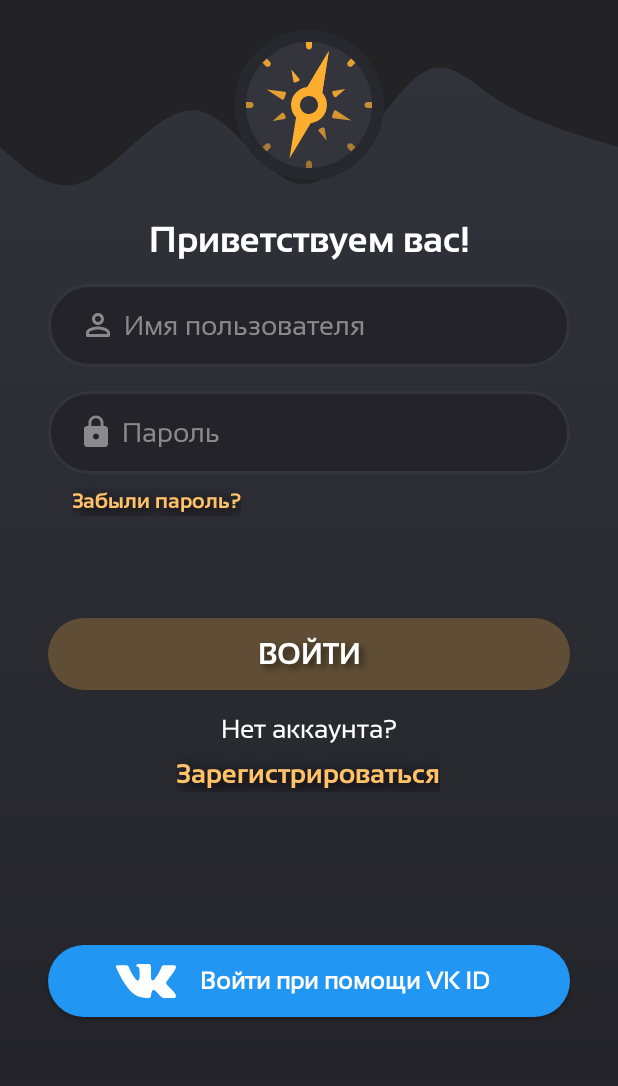
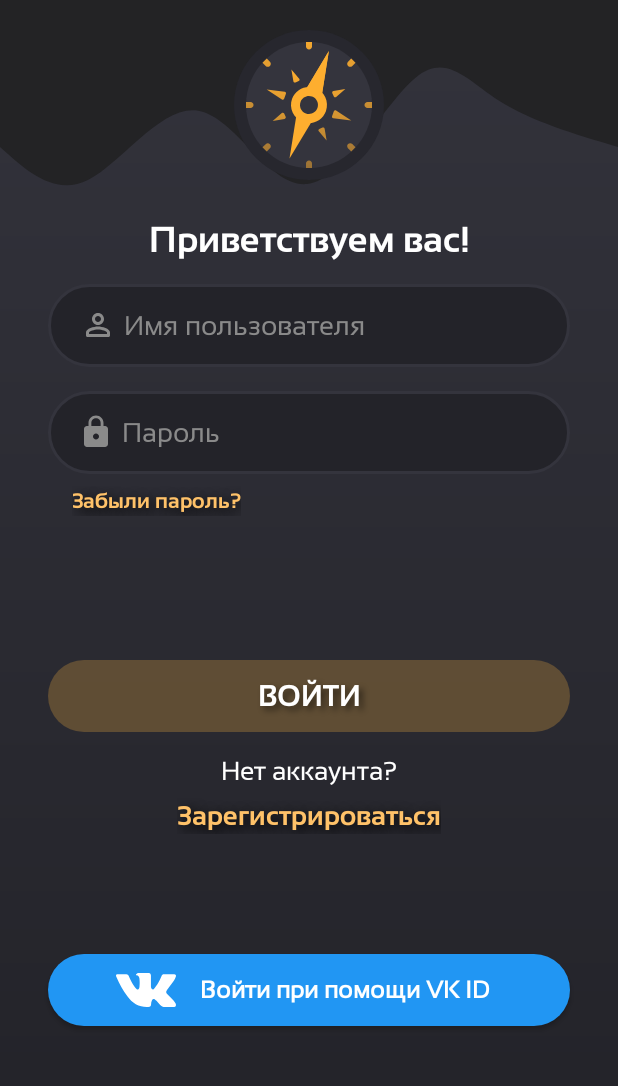
Before and after one commit to Svomix/MeetyourMatch, an Android app: the screen it shows after launch (LoginActivity), on a phone screen of 412 x 824 dp, the part 91-1177 px from its top. Run offline under Robolectric (Android 15) with nearby library versions, the light colour scheme and no system bars; Roboto replaces fonts that are not available here.

Commit message:
IT LIVES

```diff
--- a/android/app/src/main/java/com/javanostra/meetyourmatch/persistance/api_service/LoginApiService.java
+++ b/android/app/src/main/java/com/javanostra/meetyourmatch/persistance/api_service/LoginApiService.java
@@ -1,4 +1,6 @@
 package com.javanostra.meetyourmatch.persistance.api_service;
+
+import com.javanostra.meetyourmatch.persistance.entity.ResponseDTO;
 
 import okhttp3.ResponseBody;
 import retrofit2.Call;
@@ -9,7 +11,7 @@ import retrofit2.http.POST;
 public interface LoginApiService {
     @FormUrlEncoded
     @POST("/api/login")
-    Call<ResponseBody> login(
+    Call<ResponseDTO> login(
             @Field("username") String username,
             @Field("password") String password
     );
--- /dev/null
+++ b/android/app/src/main/java/com/javanostra/meetyourmatch/persistance/entity/ResponseDTO.java
@@ -0,0 +1,6 @@
+package com.javanostra.meetyourmatch.persistance.entity;
+
+public class ResponseDTO {
+    int code;
+    String message;
+}
--- a/android/app/src/main/res/layout/activity_login.xml
+++ b/android/app/src/main/res/layout/activity_login.xml
@@ -45,9 +45,44 @@
         android:textSize="36sp"
         android:textStyle="bold"
         app:layout_constraintEnd_toEndOf="parent"
-        app:layout_constraintHorizontal_bias="1.0"
         app:layout_constraintStart_toStartOf="@+id/backgroundWave"
         app:layout_constraintTop_toTopOf="@+id/backgroundWave" />
+
+    <TextView
+        android:id="@+id/welcomeText"
+        android:layout_width="wrap_content"
+        android:layout_height="wrap_content"
+        android:layout_marginStart="32dp"
+        android:layout_marginEnd="32dp"
+        android:layout_marginBottom="16dp"
+        android:fontFamily="@font/sansation_bold"
+        android:text="@string/welcome"
+        android:textColor="#FFFFFF"
+        android:textSize="24sp"
+        app:layout_constraintBottom_toBottomOf="@+id/backgroundWave"
+        app:layout_constraintEnd_toEndOf="parent"
+        app:layout_constraintStart_toStartOf="parent" />
+
+    <EditText
+        android:id="@+id/inputUserName"
+        android:layout_width="0dp"
+        android:layout_height="55dp"
+        android:layout_marginStart="32dp"
+        android:layout_marginEnd="32dp"
+        android:background="@drawable/round_border_background"
+        android:drawableStart="@drawable/ic_username"
+        android:drawablePadding="5dp"
+        android:ems="10"
+        android:fontFamily="@font/sansation_regular"
+        android:hint="@string/hintUsername"
+        android:inputType="text"
+        android:paddingStart="21dp"
+        android:paddingEnd="20dp"
+        android:textColor="#FFFFFF"
+        android:textColorHint="#8A8A8A"
+        app:layout_constraintEnd_toEndOf="parent"
+        app:layout_constraintStart_toStartOf="parent"
+        app:layout_constraintTop_toBottomOf="@+id/backgroundWave" />
 
     <EditText
         android:id="@+id/inputPassword"
@@ -68,31 +103,26 @@
         android:textColor="#FFFFFF"
         android:textColorHint="#8A8A8A"
         app:layout_constraintEnd_toEndOf="parent"
-        app:layout_constraintHorizontal_bias="0.0"
         app:layout_constraintStart_toStartOf="parent"
         app:layout_constraintTop_toBottomOf="@+id/inputUserName" />
 
-    <EditText
-        android:id="@+id/inputUserName"
+    <Button
+        android:id="@+id/buttonForgotPass"
         android:layout_width="0dp"
-        android:layout_height="55dp"
-        android:layout_marginStart="32dp"
-        android:layout_marginEnd="32dp"
-        android:background="@drawable/round_border_background"
-        android:drawableStart="@drawable/ic_username"
-        android:drawablePadding="5dp"
-        android:ems="10"
-        android:fontFamily="@font/sansation_regular"
-        android:hint="@string/hintUsername"
-        android:inputType="text"
-        android:paddingStart="21dp"
-        android:paddingEnd="20dp"
-        android:textColor="#FFFFFF"
-        android:textColorHint="#8A8A8A"
-        app:layout_constraintEnd_toEndOf="parent"
-        app:layout_constraintHorizontal_bias="0.495"
+        android:layout_height="20dp"
+        android:layout_marginStart="48dp"
+        android:layout_marginTop="8dp"
+        android:background="#00FFFFFF"
+        android:fontFamily="@font/sansation_bold"
+        android:shadowColor="#000000"
+        android:shadowDx="4"
+        android:shadowDy="4"
+        android:shadowRadius="10"
+        android:text="@string/buttonForgotPassword"
+        android:textAllCaps="false"
+        android:textColor="#FFC269"
         app:layout_constraintStart_toStartOf="parent"
-        app:layout_constraintTop_toBottomOf="@+id/backgroundWave" />
+        app:layout_constraintTop_toBottomOf="@+id/inputPassword" />
 
     <Button
         android:id="@+id/buttonLogin"
@@ -115,53 +145,23 @@
         android:textStyle="bold"
         app:layout_constraintEnd_toEndOf="parent"
         app:layout_constraintStart_toStartOf="parent"
-        app:layout_constraintTop_toBottomOf="@+id/inputPassword" />
+        app:layout_constraintTop_toBottomOf="@+id/buttonForgotPass" />
 
-    <Button
-        android:id="@+id/buttonLoginVK"
-        android:layout_width="0dp"
+    <TextView
+        android:id="@+id/textView4"
+        android:layout_width="wrap_content"
         android:layout_height="wrap_content"
-        android:layout_marginStart="32dp"
-        android:layout_marginTop="276dp"
-        android:layout_marginEnd="32dp"
-        android:layout_marginBottom="48dp"
-        android:background="@drawable/button_background"
-        android:backgroundTint="#2196F3"
-        android:drawableStart="@drawable/ic_vkontakte"
-        android:drawablePadding="8sp"
+        android:layout_marginStart="48dp"
+        android:layout_marginTop="16dp"
+        android:layout_marginEnd="48dp"
         android:fontFamily="@font/sansation_regular"
-        android:includeFontPadding="true"
-        android:paddingStart="45sp"
-        android:paddingEnd="45sp"
-        android:text="@string/vkidSignin"
-        android:textAlignment="gravity"
-        android:textAllCaps="false"
+        android:text="@string/preToSignin"
         android:textColor="#FFFFFF"
-        android:textSize="16sp"
-        android:textStyle="bold"
-        app:layout_constraintBottom_toBottomOf="parent"
+        android:textSize="17sp"
         app:layout_constraintEnd_toEndOf="parent"
-        app:layout_constraintHorizontal_bias="0.0"
         app:layout_constraintStart_toStartOf="parent"
-        app:layout_constraintTop_toBottomOf="@+id/inputPassword" />
+        app:layout_constraintTop_toBottomOf="@+id/buttonLogin" />
 
-    <Button
-        android:id="@+id/buttonForgotPass"
-        android:layout_width="0dp"
-        android:layout_height="20dp"
-        android:layout_marginStart="48dp"
-        android:layout_marginTop="8dp"
-        android:background="#00FFFFFF"
-        android:fontFamily="@font/sansation_bold"
-        android:shadowColor="#000000"
-        android:shadowDx="4"
-        android:shadowDy="4"
-        android:shadowRadius="10"
-        android:text="@string/buttonForgotPassword"
-        android:textAllCaps="false"
-        android:textColor="#FFC269"
-        app:layout_constraintStart_toStartOf="parent"
-        app:layout_constraintTop_toBottomOf="@+id/inputPassword" />
 
     <Button
         android:id="@+id/buttonToRegistration"
@@ -181,38 +181,31 @@
         android:textColor="#FFC269"
         android:textSize="18sp"
         app:layout_constraintEnd_toEndOf="parent"
-        app:layout_constraintHorizontal_bias="0.496"
         app:layout_constraintStart_toStartOf="parent"
         app:layout_constraintTop_toBottomOf="@+id/textView4" />
 
-    <TextView
-        android:id="@+id/welcomeText"
-        android:layout_width="wrap_content"
+    <Button
+        android:id="@+id/buttonLoginVK"
+        android:layout_width="0dp"
         android:layout_height="wrap_content"
         android:layout_marginStart="32dp"
         android:layout_marginEnd="32dp"
-        android:layout_marginBottom="16dp"
-        android:fontFamily="@font/sansation_bold"
-        android:text="@string/welcome"
+        android:background="@drawable/button_background"
+        android:backgroundTint="#2196F3"
+        android:drawableStart="@drawable/ic_vkontakte"
+        android:drawablePadding="8sp"
+        android:fontFamily="@font/sansation_regular"
+        android:includeFontPadding="true"
+        android:paddingStart="45sp"
+        android:paddingEnd="45sp"
+        android:text="@string/vkidSignin"
+        android:textAllCaps="false"
         android:textColor="#FFFFFF"
-        android:textSize="24sp"
-        app:layout_constraintBottom_toBottomOf="@+id/backgroundWave"
-        app:layout_constraintEnd_toEndOf="parent"
-        app:layout_constraintStart_toStartOf="parent" />
-
-    <TextView
-        android:id="@+id/textView4"
-        android:layout_width="wrap_content"
-        android:layout_height="wrap_content"
-        android:layout_marginStart="48dp"
-        android:layout_marginTop="16dp"
-        android:layout_marginEnd="48dp"
-        android:fontFamily="@font/sansation_regular"
-        android:text="@string/preToSignin"
-        android:textColor="#FFFFFF"
-        android:textSize="17sp"
+        android:textSize="16sp"
+        android:textStyle="bold"
+        app:layout_constraintBottom_toBottomOf="parent"
         app:layout_constraintEnd_toEndOf="parent"
         app:layout_constraintStart_toStartOf="parent"
-        app:layout_constraintTop_toBottomOf="@+id/buttonLogin" />
+        app:layout_constraintTop_toBottomOf="@id/buttonToRegistration"/>
 
 </androidx.constraintlayout.widget.ConstraintLayout>
```
Also changed, not shown: android/app/src/main/java/com/javanostra/meetyourmatch/activity/InterestSelectionActivity.java (+13 -3 lines), android/app/src/main/java/com/javanostra/meetyourmatch/activity/LoginActivity.java (+26 -28 lines), android/app/src/main/java/com/javanostra/meetyourmatch/activity/RegistrationActivity.java (+78 -6 lines), android/app/src/main/java/com/javanostra/meetyourmatch/activity/RegistrationActivity2.java (+41 -75 lines), android/app/src/main/java/com/javanostra/meetyourmatch/persistance/api_service/RegistrationApiService.java (+13 -1 lines).
